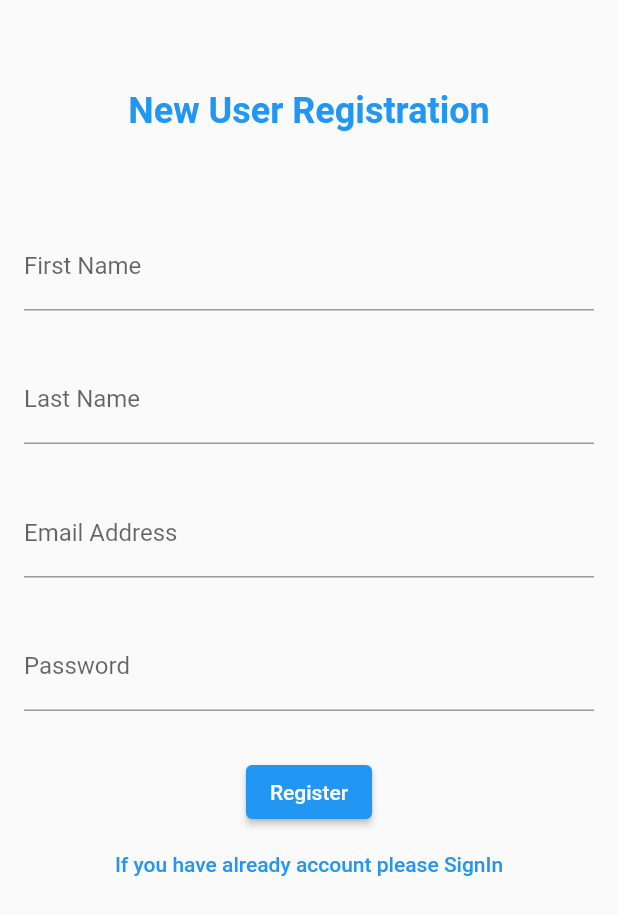
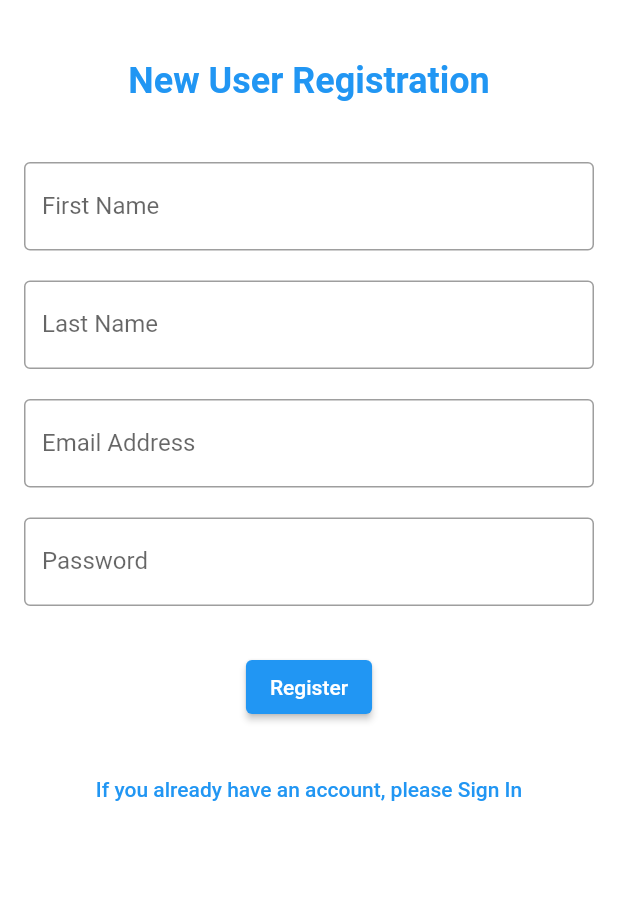
Before and after one commit to Dilawarkkhan/movies-app, a Flutter app: the screen it shows after launch, on a phone screen of 412 x 824 dp. Shown: the top 915 px of the screen. Run offline on Flutter 3.47's test engine with Material 2 defaults, Android fonts, the phone set to English and light mode, and no system bars; our stand-ins replace flutter_svg.

Commit message:
Added new code

```diff
--- a/lib/providers/authentication_provider.dart
+++ b/lib/providers/authentication_provider.dart
@@ -26,7 +26,7 @@ class AuthenticationProvider extends ChangeNotifier {
       var jsonData = jsonDecode(response.body);
       // if response status code is  200
       if (response.statusCode == 200) {
-        _userData = jsonData;
+        _userData = jsonData ;
         _setLoader(false);
         return true;
       } else {
--- a/lib/screens/register_screen.dart
+++ b/lib/screens/register_screen.dart
@@ -56,14 +56,12 @@ class _RegisterScreenState extends State<RegisterScreen> {
   @override
   Widget build(BuildContext context) {
     return Scaffold(
+      backgroundColor: Colors.white,
       body: SingleChildScrollView(
-        padding: const EdgeInsets.symmetric(horizontal: 16),
+        padding: const EdgeInsets.symmetric(horizontal: 16, vertical: 40),
         child: Column(
           crossAxisAlignment: CrossAxisAlignment.start,
           children: [
-            const SizedBox(
-              height: 60,
-            ),
             const Center(
               child: Text(
                 "New User Registration",
@@ -74,40 +72,49 @@ class _RegisterScreenState extends State<RegisterScreen> {
                 ),
               ),
             ),
-            const SizedBox(
-              height: 60,
-            ),
+            const SizedBox(height: 40),
             Form(
               key: _formKey,
               child: Column(
                 children: [
                   TextFormField(
                     controller: _firstNameController,
-                    decoration:
-                        const InputDecoration(label: Text('First Name')),
+                    decoration: const InputDecoration(
+                      labelText: 'First Name',
+                      border: OutlineInputBorder(),
+                    ),
                     validator: AppValidator.isEmpty,
                     autovalidateMode: AutovalidateMode.onUserInteraction,
                   ),
-                  const SizedBox(height: 30),
+                  const SizedBox(height: 20),
                   TextFormField(
                     controller: _lastNameController,
-                    decoration: const InputDecoration(label: Text('Last Name')),
+                    decoration: const InputDecoration(
+                      labelText: 'Last Name',
+                      border: OutlineInputBorder(),
+                    ),
                     validator: AppValidator.isEmpty,
                     autovalidateMode: AutovalidateMode.onUserInteraction,
                   ),
-                  const SizedBox(height: 30),
+                  const SizedBox(height: 20),
                   TextFormField(
                     controller: _emailController,
-                    decoration:
-                        const InputDecoration(label: Text('Email Address')),
+                    decoration: const InputDecoration(
+                      labelText: 'Email Address',
+                      border: OutlineInputBorder(),
+                    ),
                     validator: AppValidator.isEmailValid,
                     autovalidateMode: AutovalidateMode.onUserInteraction,
                   ),
-                  const SizedBox(height: 30),
+                  const SizedBox(height: 20),
                   TextFormField(
                     obscureText: true,
                     controller: _passwordController,
-                    decoration: const InputDecoration(label: Text('Password')),
+                    decoration: const InputDecoration(
+                      labelText: 'Password',
+                      border: OutlineInputBorder(),
+                      // Add additional styling properties as desired
+                    ),
                     validator: AppValidator.isEmpty,
                     autovalidateMode: AutovalidateMode.onUserInteraction,
                   ),
@@ -123,6 +130,7 @@ class _RegisterScreenState extends State<RegisterScreen> {
                     : const Text("Register"),
               ),
             ),
+            const SizedBox(height: 20),
             Center(
               child: TextButton(
                 onPressed: () {
@@ -132,7 +140,8 @@ class _RegisterScreenState extends State<RegisterScreen> {
                         builder: (context) => const LoginScreen()),
                   );
                 },
-                child: const Text('If you have already account please SignIn'),
+                child: const Text(
+                    'If you already have an account, please Sign In'),
               ),
             )
           ],
```
Also changed, not shown: lib/model/user_model.dart (+27 -0 lines).
